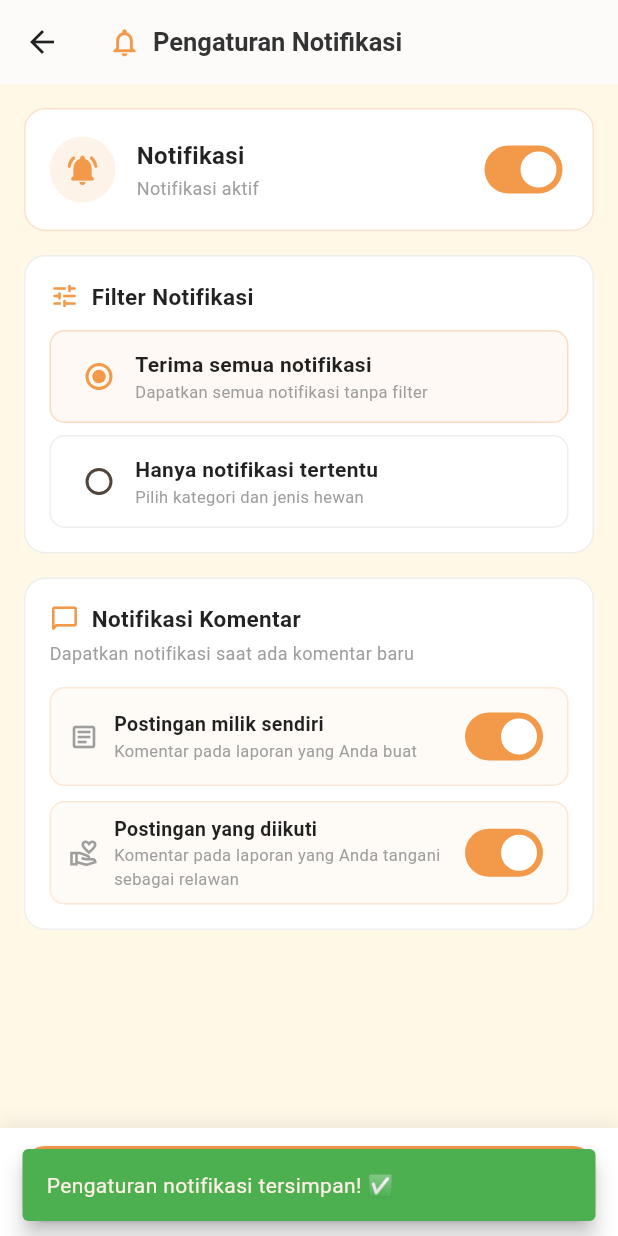
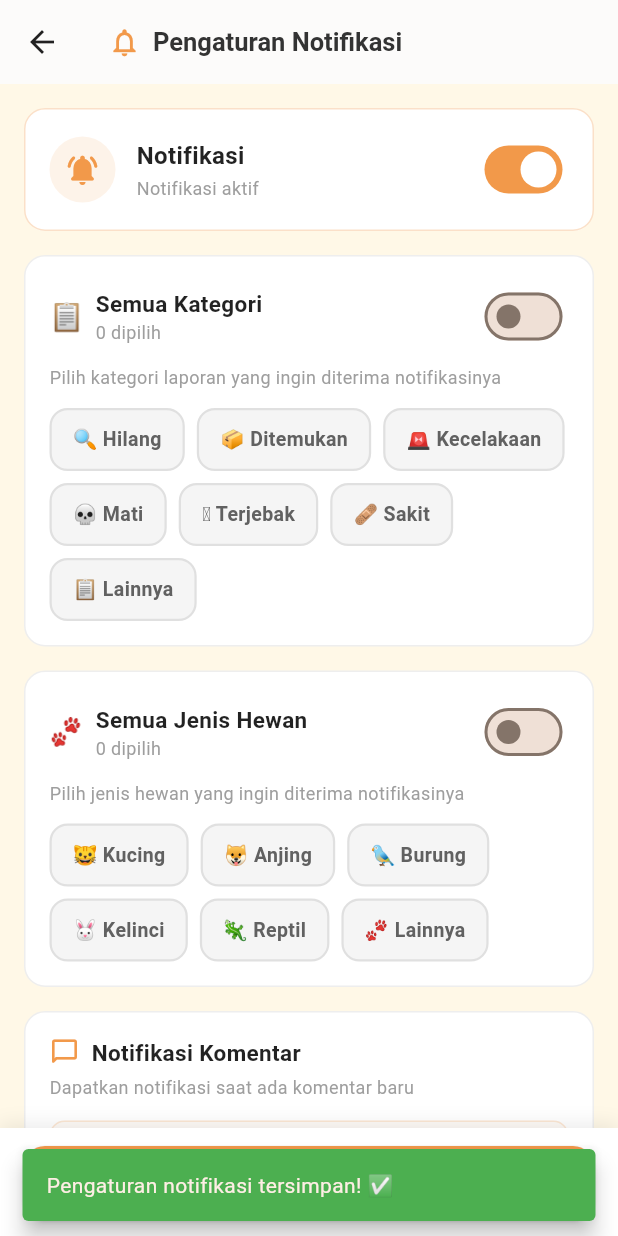
Before and after one commit to Herlin6/paws-care, a Flutter app: the NotificationSettingsScreen screen opened directly, after a tap on "Simpan Pengaturan", on a phone screen of 412 x 824 dp. Run offline on Flutter 3.47's test engine with Material 3 defaults, Android fonts, the phone set to English and light mode, and no system bars; our stand-ins replace cloud_firestore, firebase_auth, firebase_core, firebase_messaging, flutter_local_notifications, geocoding and 4 more; accounts and stored records are empty; network calls fail.

Commit message:
update notification setting

```diff
--- a/lib/screens/notification_settings_screen.dart
+++ b/lib/screens/notification_settings_screen.dart
@@ -21,7 +21,6 @@ class _NotificationSettingsScreenState
 
   // Preferences
   bool _enabled = true;
-  bool _receiveAll = true;
   List<String> _selectedCategories = [];
   List<String> _selectedAnimalTypes = [];
   bool _commentOnOwnPost = true;
@@ -41,11 +40,22 @@ class _NotificationSettingsScreenState
       if (mounted) {
         setState(() {
           _enabled = prefs['enabled'] ?? true;
-          _receiveAll = prefs['receiveAll'] ?? true;
-          _selectedCategories =
-              List<String>.from(prefs['categories'] ?? []);
-          _selectedAnimalTypes =
-              List<String>.from(prefs['animalTypes'] ?? []);
+
+          final receiveAll = prefs['receiveAll'] == true;
+          final cats = List<String>.from(prefs['categories'] ?? []);
+          if (cats.contains('Semua') || receiveAll) {
+            _selectedCategories = List<String>.from(PostModel.availableCategories);
+          } else {
+            _selectedCategories = cats;
+          }
+
+          final types = List<String>.from(prefs['animalTypes'] ?? []);
+          if (types.contains('Semua') || receiveAll) {
+            _selectedAnimalTypes = List<String>.from(PostModel.availableAnimalTypes);
+          } else {
+            _selectedAnimalTypes = types;
+          }
+
           _commentOnOwnPost = prefs['commentOnOwnPost'] ?? true;
           _commentOnVolunteerPost = prefs['commentOnVolunteerPost'] ?? true;
           _isLoading = false;
@@ -63,7 +73,7 @@ class _NotificationSettingsScreenState
     try {
       final prefs = {
         'enabled': _enabled,
-        'receiveAll': _receiveAll,
+        'receiveAll': false,
         'categories': _selectedCategories,
         'animalTypes': _selectedAnimalTypes,
         'commentOnOwnPost': _commentOnOwnPost,
@@ -100,6 +110,32 @@ class _NotificationSettingsScreenState
     } finally {
       if (mounted) setState(() => _isSaving = false);
     }
+  }
+
+  bool get _isAllCategoriesSelected =>
+      _selectedCategories.length == PostModel.availableCategories.length;
+
+  bool get _isAllAnimalTypesSelected =>
+      _selectedAnimalTypes.length == PostModel.availableAnimalTypes.length;
+
+  void _toggleAllCategories(bool value) {
+    setState(() {
+      if (value) {
+        _selectedCategories = List<String>.from(PostModel.availableCategories);
+      } else {
+        _selectedCategories.clear();
+      }
+    });
+  }
+
+  void _toggleAllAnimalTypes(bool value) {
+    setState(() {
+      if (value) {
+        _selectedAnimalTypes = List<String>.from(PostModel.availableAnimalTypes);
+      } else {
+        _selectedAnimalTypes.clear();
+      }
+    });
   }
 
   void _toggleCategory(String category) {
@@ -157,11 +193,6 @@ class _NotificationSettingsScreenState
                         const SizedBox(height: 16),
 
                         if (_enabled) ...[
-                          // Receive all toggle
-                          _buildReceiveAllToggle(isDark),
-                          const SizedBox(height: 16),
-
-                          if (!_receiveAll) ...[
                           // Category selection
                           _buildCategorySection(isDark),
                           const SizedBox(height: 16),
@@ -169,7 +200,6 @@ class _NotificationSettingsScreenState
                           // Animal type selection
                           _buildAnimalTypeSection(isDark),
                           const SizedBox(height: 16),
-                          ],
 
                           // Comment notifications
                           _buildCommentSection(isDark),
@@ -252,113 +282,7 @@ class _NotificationSettingsScreenState
     );
   }
 
-  Widget _buildReceiveAllToggle(bool isDark) {
-    return Container(
-      padding: const EdgeInsets.all(16),
-      decoration: BoxDecoration(
-        color: isDark ? const Color(0xFF2C2C2C) : Colors.white,
-        borderRadius: BorderRadius.circular(14),
-        border: Border.all(
-          color: isDark ? Colors.grey[800]! : Colors.grey[200]!,
-        ),
-      ),
-      child: Column(
-        crossAxisAlignment: CrossAxisAlignment.start,
-        children: [
-          Row(
-            children: [
-              Icon(Icons.tune_rounded,
-                  color: const Color(0xFFF2994A), size: 20),
-              const SizedBox(width: 8),
-              Text(
-                'Filter Notifikasi',
-                style: TextStyle(
-                  fontSize: 15,
-                  fontWeight: FontWeight.bold,
-                  color: isDark ? Colors.white : Colors.black87,
-                ),
-              ),
-            ],
-          ),
-          const SizedBox(height: 12),
-          _buildRadioTile(
-            title: 'Terima semua notifikasi',
-            subtitle: 'Dapatkan semua notifikasi tanpa filter',
-            value: true,
-            groupValue: _receiveAll,
-            onChanged: (val) => setState(() => _receiveAll = val!),
-            isDark: isDark,
-          ),
-          const SizedBox(height: 8),
-          _buildRadioTile(
-            title: 'Hanya notifikasi tertentu',
-            subtitle: 'Pilih kategori dan jenis hewan',
-            value: false,
-            groupValue: _receiveAll,
-            onChanged: (val) => setState(() => _receiveAll = val!),
-            isDark: isDark,
-          ),
-        ],
-      ),
-    );
-  }
 
-  Widget _buildRadioTile({
-    required String title,
-    required String subtitle,
-    required bool value,
-    required bool groupValue,
-    required ValueChanged<bool?> onChanged,
-    required bool isDark,
-  }) {
-    final isSelected = value == groupValue;
-    return GestureDetector(
-      onTap: () => onChanged(value),
-      child: Container(
-        padding: const EdgeInsets.symmetric(horizontal: 12, vertical: 10),
-        decoration: BoxDecoration(
-          color: isSelected
-              ? const Color(0xFFF2994A).withValues(alpha: 0.06)
-              : Colors.transparent,
-          borderRadius: BorderRadius.circular(10),
-          border: Border.all(
-            color: isSelected
-                ? const Color(0xFFF2994A).withValues(alpha: 0.3)
-                : isDark
-                    ? Colors.grey[700]!
-                    : Colors.grey[200]!,
-          ),
-        ),
-        child: Row(
-          children: [
-            Radio<bool>(
-              value: value,
-              groupValue: groupValue,
-              onChanged: onChanged,
-              activeColor: const Color(0xFFF2994A),
-              visualDensity: VisualDensity.compact,
-            ),
-            const SizedBox(width: 4),
-            Expanded(
-              child: Column(
-                crossAxisAlignment: CrossAxisAlignment.start,
-                children: [
-                  Text(title,
-                      style: TextStyle(
-                        fontSize: 14,
-                        fontWeight: FontWeight.w600,
-                        color: isDark ? Colors.white : Colors.black87,
-                      )),
-                  Text(subtitle,
-                      style: TextStyle(fontSize: 11, color: Colors.grey[500])),
-                ],
-              ),
-            ),
-          ],
-        ),
-      ),
-    );
-  }
 
   Widget _buildCategorySection(bool isDark) {
     return Container(
@@ -377,22 +301,33 @@ class _NotificationSettingsScreenState
             children: [
               const Text('📋', style: TextStyle(fontSize: 18)),
               const SizedBox(width: 8),
+              Expanded(
+                child: Column(
+                  crossAxisAlignment: CrossAxisAlignment.start,
+                  children: [
                     Text(
-                'Kategori',
+                      'Semua Kategori',
                       style: TextStyle(
                         fontSize: 15,
                         fontWeight: FontWeight.bold,
                         color: isDark ? Colors.white : Colors.black87,
                       ),
                     ),
-              const Spacer(),
                     Text(
                       '${_selectedCategories.length} dipilih',
                       style: TextStyle(fontSize: 12, color: Colors.grey[500]),
                     ),
                   ],
                 ),
-          const SizedBox(height: 4),
+              ),
+              Switch(
+                value: _isAllCategoriesSelected,
+                onChanged: _toggleAllCategories,
+                activeTrackColor: const Color(0xFFF2994A),
+              ),
+            ],
+          ),
+          const SizedBox(height: 8),
           Text(
             'Pilih kategori laporan yang ingin diterima notifikasinya',
             style: TextStyle(fontSize: 12, color: Colors.grey[500]),
@@ -403,6 +338,7 @@ class _NotificationSettingsScreenState
             runSpacing: 8,
             children: PostModel.availableCategories.map((cat) {
               final isSelected = _selectedCategories.contains(cat);
+              final icon = PostModel.categoryEmoji(cat);
               return GestureDetector(
                 onTap: () => _toggleCategory(cat),
                 child: AnimatedContainer(
@@ -422,23 +358,17 @@ class _NotificationSettingsScreenState
                           : isDark
                               ? Colors.grey[700]!
                               : Colors.grey[300]!,
-                      width: isSelected ? 1.5 : 1,
+                      width: 1.5,
                     ),
                   ),
                   child: Row(
                     mainAxisSize: MainAxisSize.min,
                     children: [
-                      if (isSelected) ...[
-                        const Icon(Icons.check_circle_rounded,
-                            size: 16, color: Color(0xFFF2994A)),
-                        const SizedBox(width: 6),
-                      ],
                       Text(
-                        '${PostModel.categoryEmoji(cat)} $cat',
+                        '$icon $cat',
                         style: TextStyle(
                           fontSize: 13,
-                          fontWeight:
-                              isSelected ? FontWeight.w600 : FontWeight.w500,
+                          fontWeight: FontWeight.w600,
                           color: isSelected
                               ? const Color(0xFFF2994A)
                               : isDark
@@ -474,22 +404,33 @@ class _NotificationSettingsScreenState
             children: [
               const Text('🐾', style: TextStyle(fontSize: 18)),
               const SizedBox(width: 8),
+              Expanded(
+                child: Column(
+                  crossAxisAlignment: CrossAxisAlignment.start,
+                  children: [
                     Text(
-                'Jenis Hewan',
+                      'Semua Jenis Hewan',
                       style: TextStyle(
                         fontSize: 15,
                         fontWeight: FontWeight.bold,
                         color: isDark ? Colors.white : Colors.black87,
                       ),
                     ),
-              const Spacer(),
                     Text(
                       '${_selectedAnimalTypes.length} dipilih',
                       style: TextStyle(fontSize: 12, color: Colors.grey[500]),
                     ),
                   ],
                 ),
-          const SizedBox(height: 4),
+              ),
+              Switch(
+                value: _isAllAnimalTypesSelected,
+                onChanged: _toggleAllAnimalTypes,
+                activeTrackColor: const Color(0xFF4CAF50),
+              ),
+            ],
+          ),
+          const SizedBox(height: 8),
           Text(
             'Pilih jenis hewan yang ingin diterima notifikasinya',
             style: TextStyle(fontSize: 12, color: Colors.grey[500]),
@@ -500,6 +441,7 @@ class _NotificationSettingsScreenState
             runSpacing: 8,
             children: PostModel.availableAnimalTypes.map((type) {
               final isSelected = _selectedAnimalTypes.contains(type);
+              final icon = PostModel.animalTypeEmoji(type);
               return GestureDetector(
                 onTap: () => _toggleAnimalType(type),
                 child: AnimatedContainer(
@@ -519,23 +461,17 @@ class _NotificationSettingsScreenState
                           : isDark
                               ? Colors.grey[700]!
                               : Colors.grey[300]!,
-                      width: isSelected ? 1.5 : 1,
+                      width: 1.5,
                     ),
                   ),
                   child: Row(
                     mainAxisSize: MainAxisSize.min,
                     children: [
-                      if (isSelected) ...[
-                        const Icon(Icons.check_circle_rounded,
-                            size: 16, color: Color(0xFF4CAF50)),
-                        const SizedBox(width: 6),
-                      ],
                       Text(
-                        '${PostModel.animalTypeEmoji(type)} $type',
+                        '$icon $type',
                         style: TextStyle(
                           fontSize: 13,
-                          fontWeight:
-                              isSelected ? FontWeight.w600 : FontWeight.w500,
+                          fontWeight: FontWeight.w600,
                           color: isSelected
                               ? const Color(0xFF4CAF50)
                               : isDark
--- a/lib/services/fcm_service.dart
+++ b/lib/services/fcm_service.dart
@@ -273,42 +273,42 @@ class FcmService {
       }
     }
 
-    if (!enabled) {
-      // Unsubscribe from all topics
+    // Unsubscribe from legacy topics for backward compatibility
+    final unsubFutures = <Future>[];
     for (final cat in allCategories) {
-        await unsubscribeFromTopic('category_$cat');
+      unsubFutures.add(unsubscribeFromTopic('category_$cat'));
     }
     for (final type in allAnimalTypes) {
-        await unsubscribeFromTopic('animal_$type');
-      }
-      return;
+      unsubFutures.add(unsubscribeFromTopic('animal_$type'));
     }
 
-    if (receiveAll) {
-      // Subscribe to all topics
+    // Unsubscribe from all composite topics first to ensure clean state
     for (final cat in allCategories) {
-        await subscribeToTopic('category_$cat');
-      }
       for (final type in allAnimalTypes) {
-        await subscribeToTopic('animal_$type');
-      }
-    } else {
-      // Subscribe/unsubscribe based on selections
-      for (final cat in allCategories) {
-        if (categories.contains(cat)) {
-          await subscribeToTopic('category_$cat');
-        } else {
-          await unsubscribeFromTopic('category_$cat');
+        unsubFutures.add(unsubscribeFromTopic('c_${cat}_a_${type}'));
       }
     }
-      for (final type in allAnimalTypes) {
-        if (animalTypes.contains(type)) {
-          await subscribeToTopic('animal_$type');
-        } else {
-          await unsubscribeFromTopic('animal_$type');
+    await Future.wait(unsubFutures);
+
+    if (!enabled) return;
+
+    final catsToSubscribe = categories.contains('Semua') || receiveAll
+        ? allCategories
+        : categories;
+    final typesToSubscribe = animalTypes.contains('Semua') || receiveAll
+        ? allAnimalTypes
+        : animalTypes;
+
+    // Subscribe to the selected combinations (AND logic)
+    final subFutures = <Future>[];
+    for (final cat in catsToSubscribe) {
+      if (!allCategories.contains(cat)) continue;
+      for (final type in typesToSubscribe) {
+        if (!allAnimalTypes.contains(type)) continue;
+        subFutures.add(subscribeToTopic('c_${cat}_a_${type}'));
       }
     }
-    }
+    await Future.wait(subFutures);
   }
 
   /// Sync preferences for a user after login.
```
Also changed, not shown: lib/screens/add_post_screen.dart (+3 -8 lines). Lines whose indentation alone changed are shown as unchanged.
